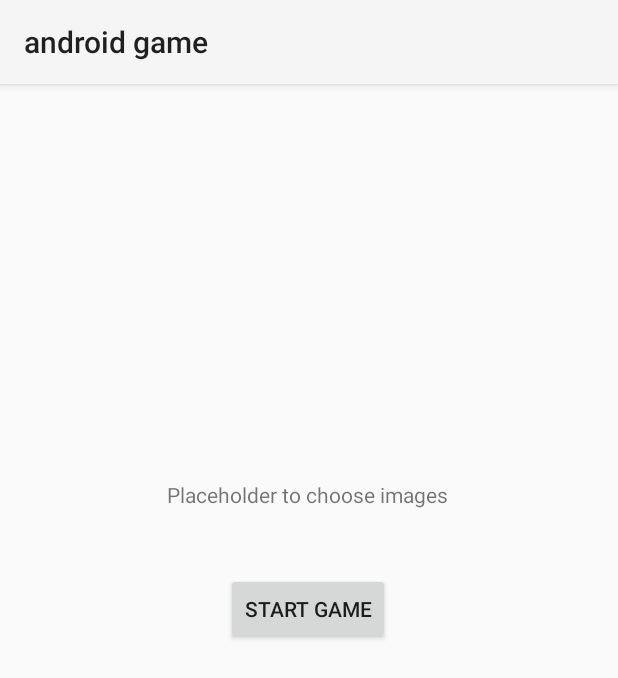
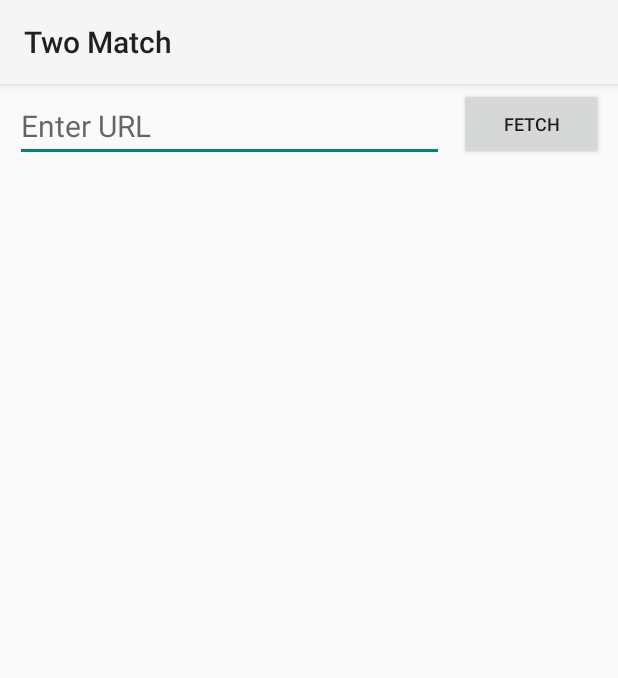
Before and after one commit to hash456/android_game, an Android app: the screen it shows after launch (MainActivity), on a phone screen of 412 x 824 dp. Shown: the top 678 px of the screen. Run offline under Robolectric (Android 15) with nearby library versions, the phone set to English and light mode, and no system bars.

Commit message:
added edittext in main activity

```diff
--- a/app/src/main/java/iss/nus/androidgame/GameActivity.java
+++ b/app/src/main/java/iss/nus/androidgame/GameActivity.java
@@ -84,7 +84,6 @@ public class GameActivity extends AppCompatActivity implements View.OnClickListe
 
                     }
                 }
-
             }
 
             public void onFinish() {
--- a/app/src/main/java/iss/nus/androidgame/MainActivity.java
+++ b/app/src/main/java/iss/nus/androidgame/MainActivity.java
@@ -6,20 +6,35 @@ import android.content.Intent;
 import android.os.Bundle;
 import android.view.View;
 import android.widget.Button;
+import android.widget.EditText;
+import android.widget.Toast;
 
 public class MainActivity extends AppCompatActivity {
+
+    // https://www.google.com/search?tbm=isch&q=findSomeImage
 
     @Override
     protected void onCreate(Bundle savedInstanceState) {
         super.onCreate(savedInstanceState);
         setContentView(R.layout.activity_main);
 
-        Button startButton = findViewById(R.id.startButton);
-        startButton.setOnClickListener(new View.OnClickListener() {
+        Button fetchButton = findViewById(R.id.fetchButton);
+        fetchButton.setOnClickListener(new View.OnClickListener() {
             @Override
             public void onClick(View v) {
-                Intent intent = new Intent(MainActivity.this, GameActivity.class);
-                startActivity(intent);
+                EditText imageUrl = findViewById(R.id.imageUrl);
+                if(imageUrl != null) {
+                    String urlToFetch = imageUrl.getText().toString().trim();
+                    if(!urlToFetch.isEmpty()) {
+                        Toast.makeText(getApplicationContext(), urlToFetch , Toast.LENGTH_SHORT).show();
+                        // TODO: Fetch Images here
+                    } else {
+                        Toast.makeText(getApplicationContext(), "Please enter a URL" , Toast.LENGTH_SHORT).show();
+                        // Temporary start the game here
+                        Intent intent = new Intent(MainActivity.this, GameActivity.class);
+                        startActivity(intent);
+                    }
+                }
             }
         });
     }
--- a/app/src/main/res/layout/activity_game.xml
+++ b/app/src/main/res/layout/activity_game.xml
@@ -72,8 +72,8 @@
         app:layout_constraintTop_toTopOf="parent"
         app:layout_constraintBottom_toBottomOf="parent"
         app:layout_constraintHorizontal_bias="0.5"
-        app:layout_constraintVertical_bias="0.7"
-        app:layout_constraintHeight_percent="0.7"
+        app:layout_constraintVertical_bias="0.8"
+        app:layout_constraintHeight_percent="0.8"
 
         android:layout_gravity="center"
         android:id="@+id/gridLayout"
--- a/app/src/main/res/layout/activity_main.xml
+++ b/app/src/main/res/layout/activity_main.xml
@@ -7,28 +7,39 @@
     android:layout_height="match_parent"
     tools:context=".MainActivity">
 
-    <TextView
-        android:id="@+id/textView"
-        android:layout_width="wrap_content"
-        android:layout_height="wrap_content"
-        android:text="Placeholder to choose images"
+    <LinearLayout
+        android:layout_width="match_parent"
+        android:layout_height="match_parent"
+        android:orientation="horizontal"
         app:layout_constraintBottom_toBottomOf="parent"
-        app:layout_constraintHorizontal_bias="0.497"
+        app:layout_constraintHorizontal_bias="0.0"
         app:layout_constraintLeft_toLeftOf="parent"
         app:layout_constraintRight_toRightOf="parent"
         app:layout_constraintTop_toTopOf="parent"
-        app:layout_constraintVertical_bias="0.353" />
+        app:layout_constraintVertical_bias="0.0">
 
-    <Button
-        android:id="@+id/startButton"
-        android:layout_width="wrap_content"
-        android:layout_height="wrap_content"
-        android:text="Start Game"
-        app:layout_constraintBottom_toBottomOf="parent"
-        app:layout_constraintEnd_toEndOf="parent"
-        app:layout_constraintHorizontal_bias="0.498"
-        app:layout_constraintStart_toStartOf="parent"
-        app:layout_constraintTop_toTopOf="parent"
-        app:layout_constraintVertical_bias="0.453" />
+        <EditText
+            android:id="@+id/imageUrl"
+            android:layout_width="0dp"
+            android:layout_height="wrap_content"
+            android:layout_marginLeft="10dp"
+            android:layout_marginTop="4dp"
+            android:layout_marginRight="10dp"
+            android:layout_weight="3"
+            android:hint="@string/enter_url"
+            android:maxLines="1"
+            android:textSize="20sp" />
+
+        <Button
+            android:id="@+id/fetchButton"
+            android:layout_width="0dp"
+            android:layout_height="wrap_content"
+            android:layout_marginEnd="10dp"
+            android:layout_weight="1"
+            android:text="@string/fetch"
+            android:textSize="12sp" />
+
+    </LinearLayout>
+
 
 </androidx.constraintlayout.widget.ConstraintLayout>
--- a/app/src/main/res/values/strings.xml
+++ b/app/src/main/res/values/strings.xml
@@ -1,6 +1,6 @@
 <resources>
-    <string name="app_name">android game</string>
-    <string name="title_activity_game">GameActivity</string>
+    <string name="app_name">Two Match</string>
+    <string name="title_activity_game">Two Match</string>
     <!--
     This string is used for square devices and overridden by hello_world in
     values-round/strings.xml for round devices.
@@ -8,4 +8,8 @@
     <string name="hello_world">Hello Square World!</string>
     <string name="play">Let\'s Play!</string>
     <string name="matches">Matches:</string>
+    <string name="enter_url">Enter URL</string>
+    <string name="fetch">Fetch</string>
+    <string name="placeholder_to_choose_images">Placeholder to choose images</string>
+    <string name="start_game">Start Game</string>
 </resources>
```
